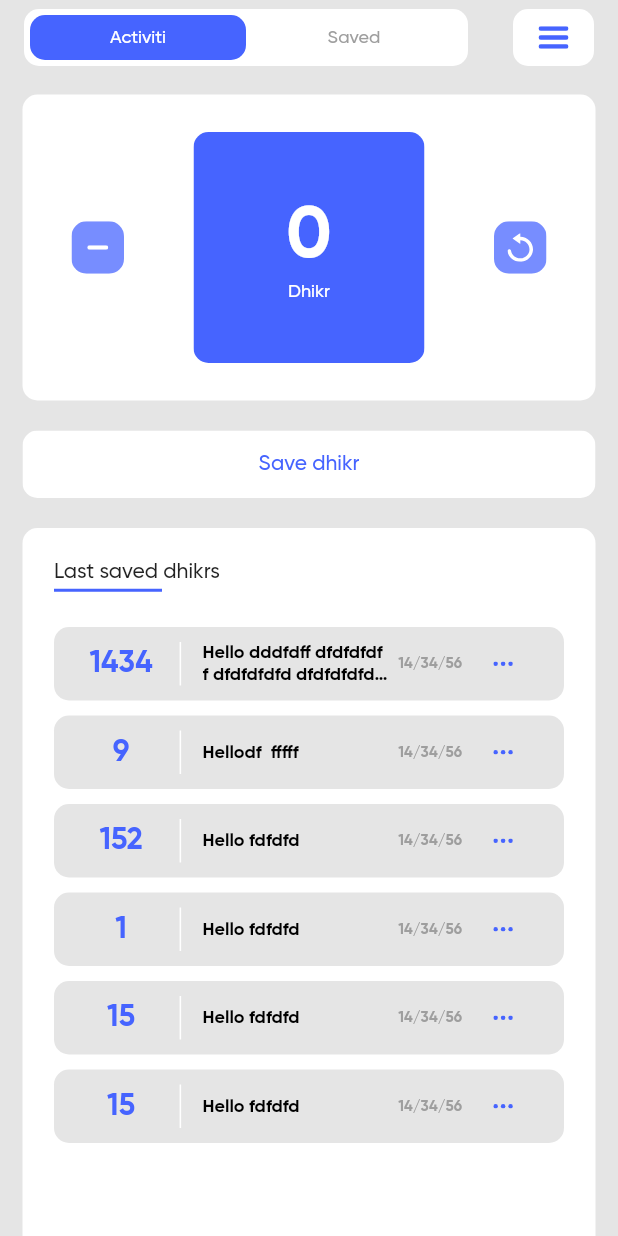
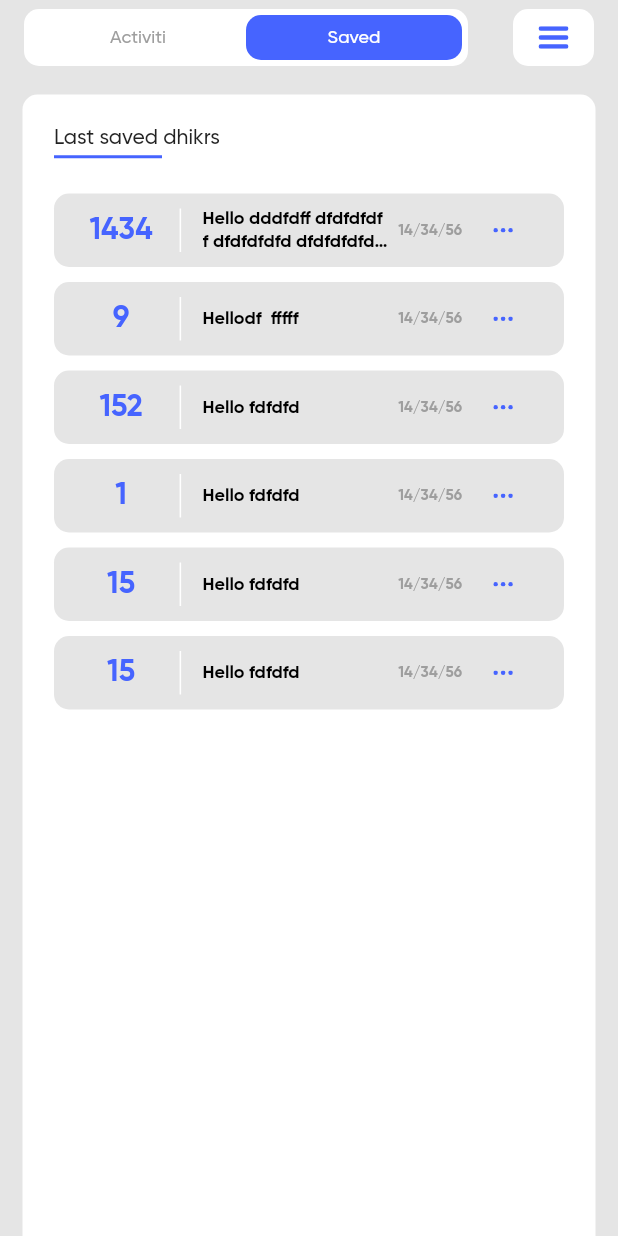
Before and after one commit to evgeniyburovik/tasbeeh, a Flutter app: the HomePage screen opened directly, after a tap on "Saved", on a phone screen of 412 x 824 dp. Run offline on Flutter 3.47's test engine with Material 2 defaults, Android fonts, the phone set to English and light mode, and no system bars; our stand-ins replace bloc, flutter_bloc, flutter_svg, sizer.

Commit message:
Cubit view

```diff
--- /dev/null
+++ b/lib/bloc/counter_bloc.dart
@@ -0,0 +1,17 @@
+import 'package:bloc/bloc.dart';
+import 'package:meta/meta.dart';
+
+part 'counter_event.dart';
+part 'counter_state.dart';
+
+class CounterBloc extends Bloc<CounterEvent, CounterInitial> {
+  CounterBloc() : super(CounterInitial(count: 0)) {
+    on<CounterIncrementPressed>(onCounterIncrementPressed);
+    //on<CounterDecrementPressed>(_onCounterDecrementPressed);
+  }
+
+  void onCounterIncrementPressed(
+      CounterIncrementPressed event, Emitter<CounterInitial> emit) {
+    emit(CounterInitial(count: state.count + 1));
+  }
+}
--- /dev/null
+++ b/lib/bloc/counter_event.dart
@@ -0,0 +1,8 @@
+part of 'counter_bloc.dart';
+
+@immutable
+abstract class CounterEvent {}
+
+class CounterIncrementPressed extends CounterEvent {}
+
+class CounterDecrementPressed extends CounterEvent {}
--- /dev/null
+++ b/lib/bloc/counter_state.dart
@@ -0,0 +1,10 @@
+part of 'counter_bloc.dart';
+
+@immutable
+abstract class CounterState {}
+
+class CounterInitial extends CounterState {
+  final int count;
+
+  CounterInitial({required this.count});
+}
--- /dev/null
+++ b/lib/cubit/nav_bar/nav_bar_cubit.dart
@@ -0,0 +1,46 @@
+import 'package:bloc/bloc.dart';
+import 'package:flutter/material.dart';
+
+import '../../config/constants.dart';
+
+part 'nav_bar_state.dart';
+
+class NavBarCubit extends Cubit<NavBarInitial> {
+  NavBarCubit()
+      : super(NavBarInitial(
+          savedColor: whiteColor,
+          activityColor: deepBlueButtonColor,
+          sevedTextColor: greyTextColor,
+          activityTextColor: whiteColor,
+        ));
+
+  void tapSaved() {
+    emit(NavBarInitial(
+      savedColor: deepBlueButtonColor,
+      activityColor: whiteColor,
+      sevedTextColor: whiteColor,
+      activityTextColor: greyTextColor,
+    ));
+  }
+
+  void tapActiviti() {
+    emit(NavBarInitial(
+      savedColor: whiteColor,
+      activityColor: deepBlueButtonColor,
+      sevedTextColor: greyTextColor,
+      activityTextColor: whiteColor,
+    ));
+  }
+}
+
+class DhikrVisibleCubit extends Cubit<DhikrVisibleInitial> {
+  DhikrVisibleCubit() : super(DhikrVisibleInitial(true));
+
+  void dhikrVisible() {
+    emit(DhikrVisibleInitial(true));
+  }
+
+  void dhikrNotVisible() {
+    emit(DhikrVisibleInitial(false));
+  }
+}
--- /dev/null
+++ b/lib/cubit/nav_bar/nav_bar_state.dart
@@ -0,0 +1,24 @@
+part of 'nav_bar_cubit.dart';
+
+@immutable
+abstract class NavBarState {}
+
+class NavBarInitial extends NavBarState {
+  final Color savedColor;
+  final Color activityColor;
+  final Color sevedTextColor;
+  final Color activityTextColor;
+
+  NavBarInitial({
+    required this.savedColor,
+    required this.activityColor,
+    required this.activityTextColor,
+    required this.sevedTextColor,
+  });
+}
+
+class DhikrVisibleInitial extends NavBarState {
+  final bool dhikrVisibility;
+
+  DhikrVisibleInitial(this.dhikrVisibility);
+}
--- a/lib/pages/home_page.dart
+++ b/lib/pages/home_page.dart
@@ -1,4 +1,7 @@
 import 'package:flutter/material.dart';
+import 'package:flutter_bloc/flutter_bloc.dart';
+
+import '../cubit/nav_bar/nav_bar_cubit.dart';
 import '../widgets/widgets.dart';
 
 class HomePage extends StatefulWidget {
@@ -37,34 +40,35 @@ class _HomePageState extends State<HomePage> {
     return Scaffold(
       appBar: const CostomAppBar(),
       backgroundColor: backgroungColor,
-      body: SafeArea(
+      body: BlocBuilder<DhikrVisibleCubit, DhikrVisibleInitial>(
+        builder: (context, state) {
+          return SafeArea(
             bottom: false,
             child: Padding(
               padding: const EdgeInsets.fromLTRB(15, 13, 15, 0),
               child: Column(
                 children: [
                   // Dhikr панель
-              DhikrPanel(
+                  Visibility(
+                    visible: state.dhikrVisibility,
+                    child: DhikrPanel(
                       text: counter.toString(),
                       onTapIncrement: increment,
                       onTapReset: reset,
                       nTapDecrement: decrement,
                     ),
-              const SizedBox(height: 20),
+                  ),
+                  state.dhikrVisibility
+                      ? const SizedBox(height: 20)
+                      : const SizedBox(height: 0),
                   // Кнопка сохранения dhikr
-              CustomBotton(
-                color: whiteColor,
-                body: const Text(
-                  'Save dhikr',
-                  style: TextStyle(
-                    color: deepBlueButtonColor,
-                    fontSize: 14,
+                  Visibility(
+                    visible: state.dhikrVisibility,
+                    child: const _DhikrSaveBotton(),
                   ),
-                ),
-                height: 45,
-                onTap: () {},
-              ),
-              const SizedBox(height: 20),
+                  state.dhikrVisibility
+                      ? const SizedBox(height: 20)
+                      : const SizedBox(height: 0),
                   // список сохраненных dhikr
                   Expanded(
                     child: Container(
@@ -129,7 +133,31 @@ class _HomePageState extends State<HomePage> {
                 ],
               ),
             ),
+          );
+        },
       ),
     );
   }
 }
+
+class _DhikrSaveBotton extends StatelessWidget {
+  const _DhikrSaveBotton({
+    super.key,
+  });
+
+  @override
+  Widget build(BuildContext context) {
+    return CustomBotton(
+      color: whiteColor,
+      body: const Text(
+        'Save dhikr',
+        style: TextStyle(
+          color: deepBlueButtonColor,
+          fontSize: 14,
+        ),
+      ),
+      height: 45,
+      onTap: () {},
+    );
+  }
+}
--- a/lib/widgets/custom_appbar.dart
+++ b/lib/widgets/custom_appbar.dart
@@ -1,4 +1,7 @@
 import 'package:flutter/material.dart';
+import 'package:flutter_bloc/flutter_bloc.dart';
+
+import '../cubit/nav_bar/nav_bar_cubit.dart';
 import 'widgets.dart';
 
 class CostomAppBar extends StatelessWidget implements PreferredSizeWidget {
@@ -21,34 +24,14 @@ class CostomAppBar extends StatelessWidget implements PreferredSizeWidget {
               ),
               padding: const EdgeInsets.all(4),
               height: 38,
-              child: Row(
+              child: const Row(
                 children: [
                   // Кнопки навигации
                   Expanded(
-                    child: CustomBotton(
-                      color: deepBlueButtonColor,
-                      body: Text(
-                        'Activiti',
-                        style: TextStyle(
-                          color: whiteColor,
-                          fontSize: 12,
-                        ),
-                      ),
-                      onTap: () {},
-                    ),
+                    child: _ActivitiBottton(),
                   ),
                   Expanded(
-                    child: CustomBotton(
-                      color: whiteColor,
-                      body: Text(
-                        'Saved',
-                        style: TextStyle(
-                          color: greyTextColor,
-                          fontSize: 12,
-                        ),
-                      ),
-                      onTap: () {},
-                    ),
+                    child: _SavedBotton(),
                   ),
                 ],
               ),
@@ -70,3 +53,59 @@ class CostomAppBar extends StatelessWidget implements PreferredSizeWidget {
   @override
   Size get preferredSize => const Size.fromHeight(50.0);
 }
+
+class _SavedBotton extends StatelessWidget {
+  const _SavedBotton({
+    super.key,
+  });
+
+  @override
+  Widget build(BuildContext context) {
+    return BlocBuilder<NavBarCubit, NavBarInitial>(
+      builder: (context, state) {
+        return CustomBotton(
+          color: state.savedColor,
+          body: Text(
+            'Saved',
+            style: TextStyle(
+              color: state.sevedTextColor,
+              fontSize: 12,
+            ),
+          ),
+          onTap: () {
+            context.read<NavBarCubit>().tapSaved();
+            context.read<DhikrVisibleCubit>().dhikrNotVisible();
+          },
+        );
+      },
+    );
+  }
+}
+
+class _ActivitiBottton extends StatelessWidget {
+  const _ActivitiBottton({
+    super.key,
+  });
+
+  @override
+  Widget build(BuildContext context) {
+    return BlocBuilder<NavBarCubit, NavBarInitial>(
+      builder: (context, state) {
+        return CustomBotton(
+          color: state.activityColor,
+          body: Text(
+            'Activiti',
+            style: TextStyle(
+              color: state.activityTextColor,
+              fontSize: 12,
+            ),
+          ),
+          onTap: () {
+            context.read<NavBarCubit>().tapActiviti();
+            context.read<DhikrVisibleCubit>().dhikrVisible();
+          },
+        );
+      },
+    );
+  }
+}
--- a/lib/widgets/dhikr_panel.dart
+++ b/lib/widgets/dhikr_panel.dart
@@ -1,4 +1,6 @@
 import 'package:flutter/material.dart';
+import 'package:flutter_bloc/flutter_bloc.dart';
+import '../bloc/counter_bloc.dart';
 import 'widgets.dart';
 
 class DhikrPanel extends StatelessWidget {
--- a/lib/widgets/dhikrtile.dart
+++ b/lib/widgets/dhikrtile.dart
@@ -1,6 +1,7 @@
 import 'package:flutter/material.dart';
 import 'package:sizer/sizer.dart';
-import 'package:tasbeeh/widgets/widgets.dart';
+
+import 'widgets.dart';
 
 class DhikrTile extends StatelessWidget {
   final String sumDhikr;
--- a/lib/widgets/widgets.dart
+++ b/lib/widgets/widgets.dart
@@ -1,5 +1,5 @@
 export 'custom_appbar.dart';
-export 'constants.dart';
+export '../config/constants.dart';
 export 'package:flutter_svg/flutter_svg.dart';
 export 'dhikrtile.dart';
 export 'custom_botton.dart';
--- a/pubspec.yaml
+++ b/pubspec.yaml
@@ -28,6 +28,7 @@ environment:
 # the latest version available on pub.dev. To see which dependencies have newer
 # versions available, run `flutter pub outdated`.
 dependencies:
+  bloc: ^8.1.0
   flutter:
     sdk: flutter
 
@@ -37,6 +38,7 @@ dependencies:
   cupertino_icons: ^1.0.2
   flutter_svg: ^2.0.6
   sizer: ^2.0.15
+  flutter_bloc: ^8.1.1
 
 dev_dependencies:
   flutter_test:
```
Also changed, not shown: lib/app.dart (added, +38 -0 lines), lib/main.dart (+4 -20 lines), lib/observer.dart (added, +20 -0 lines), lib/config/constants.dart (renamed from lib/widgets/constants.dart), pubspec.lock, 1 other file. Lines whose indentation alone changed are shown as unchanged.
